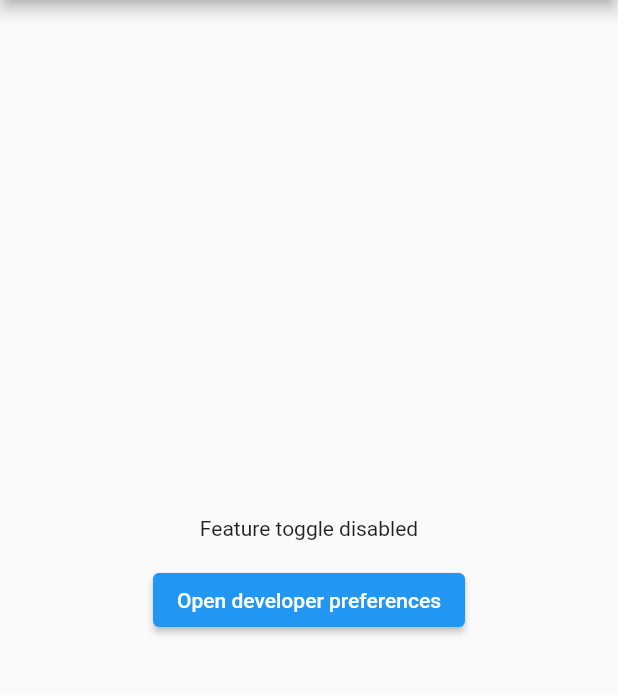
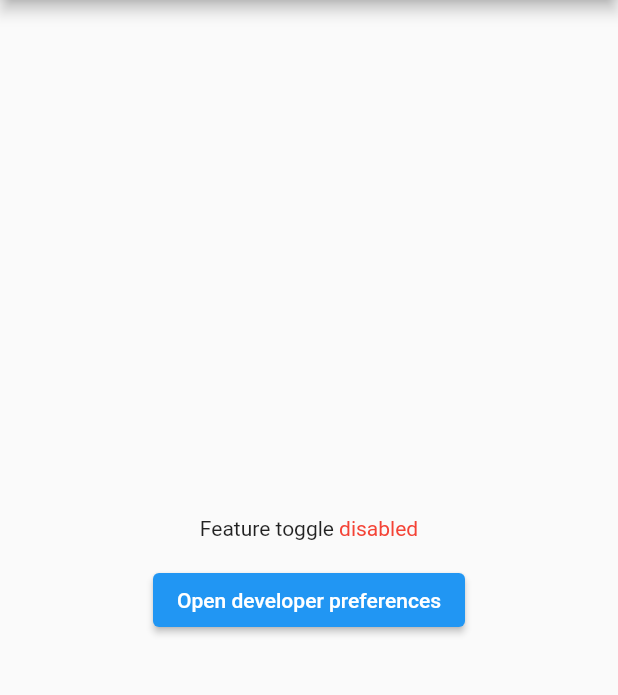
Before and after one commit to theRealGetman/feature-manager, a Flutter app: the screen it shows after launch, on a phone screen of 412 x 824 dp, the part 84-779 px from its top. Run offline on Flutter 3.47's test engine with Material 2 defaults, Android fonts, the phone set to English and light mode, and no system bars; our stand-ins replace flutter_bloc, shared_preferences.

```diff
--- a/example/lib/features.dart
+++ b/example/lib/features.dart
@@ -6,7 +6,6 @@ class Features {
     title: 'Text pref',
     description: 'This is text preference',
     defaultValue: '',
-    type: FeatureType.feature,
     valueType: FeatureValueType.text,
   );
 
@@ -15,7 +14,6 @@ class Features {
     title: 'Toggle pref',
     description: 'This is toggle preference',
     defaultValue: false,
-    type: FeatureType.feature,
     valueType: FeatureValueType.toggle,
   );
 
@@ -24,15 +22,14 @@ class Features {
     title: 'Number double pref',
     description: 'This is number double preference',
     defaultValue: 0.0,
-    type: FeatureType.feature,
     valueType: FeatureValueType.doubleNumber,
   );
+
   static const Feature integerFeature = Feature(
     key: 'dev-prefs-integer-pref',
     title: 'Number integer pref',
     description: 'This is number integer preference',
     defaultValue: 0,
-    type: FeatureType.feature,
     valueType: FeatureValueType.integerNumber,
   );
 
--- a/example/lib/main.dart
+++ b/example/lib/main.dart
@@ -39,12 +39,22 @@ class _MyHomePageState extends State<MyHomePage> {
           mainAxisSize: MainAxisSize.min,
           children: [
             FutureBuilder<bool>(
-              initialData: false,
+              initialData: Features.booleanFeature.defaultValue as bool,
               future: featureManager.isEnabled(Features.booleanFeature),
               builder: (BuildContext context, snapshot) {
                 final bool isEnabled = snapshot.data ?? false;
-                return Text(
-                  'Feature toggle ${isEnabled ? 'enabled' : 'disabled'}',
+                return Text.rich(
+                  TextSpan(
+                    text: 'Feature toggle ',
+                    children: <InlineSpan>[
+                      TextSpan(
+                        text: '${isEnabled ? 'enabled' : 'disabled'}',
+                        style: TextStyle(
+                          color: isEnabled ? Colors.green : Colors.red,
+                        ),
+                      ),
+                    ],
+                  ),
                 );
               },
             ),
--- a/lib/src/domain/models/feature.dart
+++ b/lib/src/domain/models/feature.dart
@@ -1,10 +1,9 @@
 class Feature {
   const Feature({
     required this.key,
-    required this.type,
     required this.valueType,
     required this.title,
-    this.remoteKey = '',
+    this.type = FeatureType.feature,
     this.description = '',
     this.remoteSourceKey = '',
     this.value,
@@ -15,7 +14,6 @@ class Feature {
   final FeatureType type;
   final FeatureValueType valueType;
   final String title;
-  final String remoteKey;
   final String description;
   final String remoteSourceKey;
   final Object? value;
@@ -25,7 +23,6 @@ class Feature {
     String? key,
     FeatureType? type,
     FeatureValueType? valueType,
-    String? remoteKey,
     String? title,
     String? description,
     String? remoteSourceKey,
@@ -36,7 +33,6 @@ class Feature {
       key: key ?? this.key,
       type: type ?? this.type,
       valueType: valueType ?? this.valueType,
-      remoteKey: remoteKey ?? this.remoteKey,
       title: title ?? this.title,
       description: description ?? this.description,
       remoteSourceKey: remoteSourceKey ?? this.remoteSourceKey,
@@ -53,7 +49,6 @@ class Feature {
           key == other.key &&
           type == other.type &&
           valueType == other.valueType &&
-          remoteKey == other.remoteKey &&
           title == other.title &&
           description == other.description &&
           remoteSourceKey == other.remoteSourceKey &&
@@ -65,7 +60,6 @@ class Feature {
       key.hashCode ^
       type.hashCode ^
       valueType.hashCode ^
-      remoteKey.hashCode ^
       title.hashCode ^
       description.hashCode ^
       remoteSourceKey.hashCode ^
@@ -74,7 +68,7 @@ class Feature {
 
   @override
   String toString() {
-    return 'Feature{key: $key, type: $type, valueType: $valueType, remoteKey: $remoteKey, title: $title, description: $description, remoteSourceKey: $remoteSourceKey, value: $value, defaultValue: $defaultValue}';
+    return 'Feature{key: $key, type: $type, valueType: $valueType, title: $title, description: $description, remoteSourceKey: $remoteSourceKey, value: $value, defaultValue: $defaultValue}';
   }
 }
 
```
Also changed, not shown: doc/feature-manager-1.png (added), doc/feature-manager-2.png (added), 1 other file.
